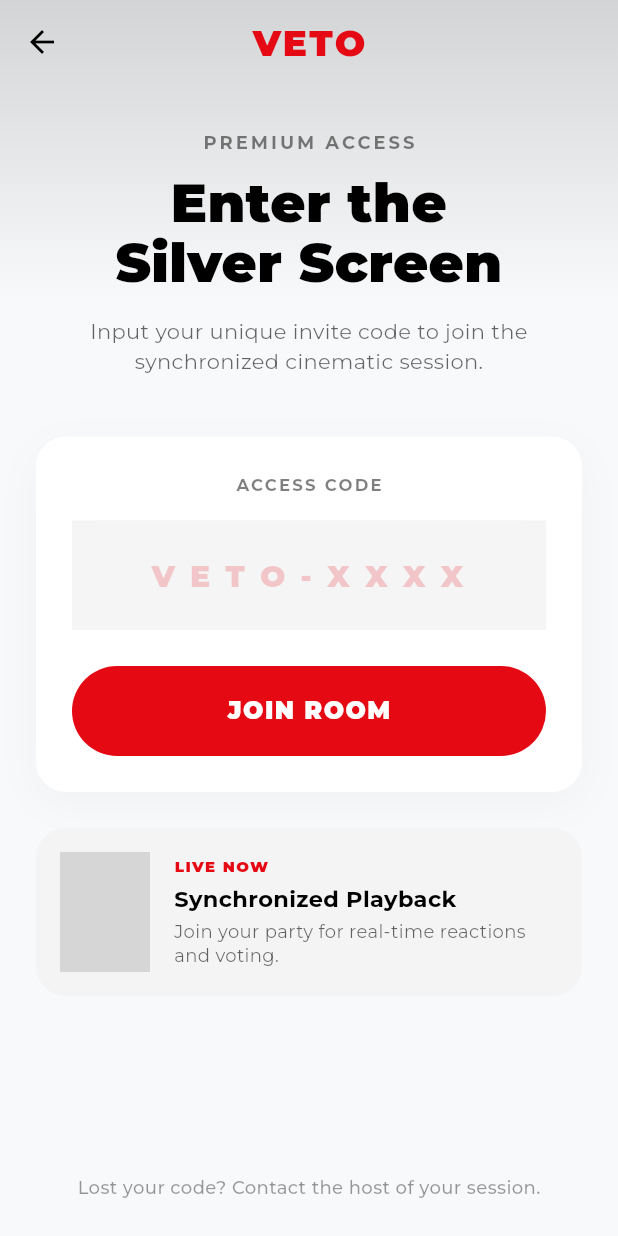
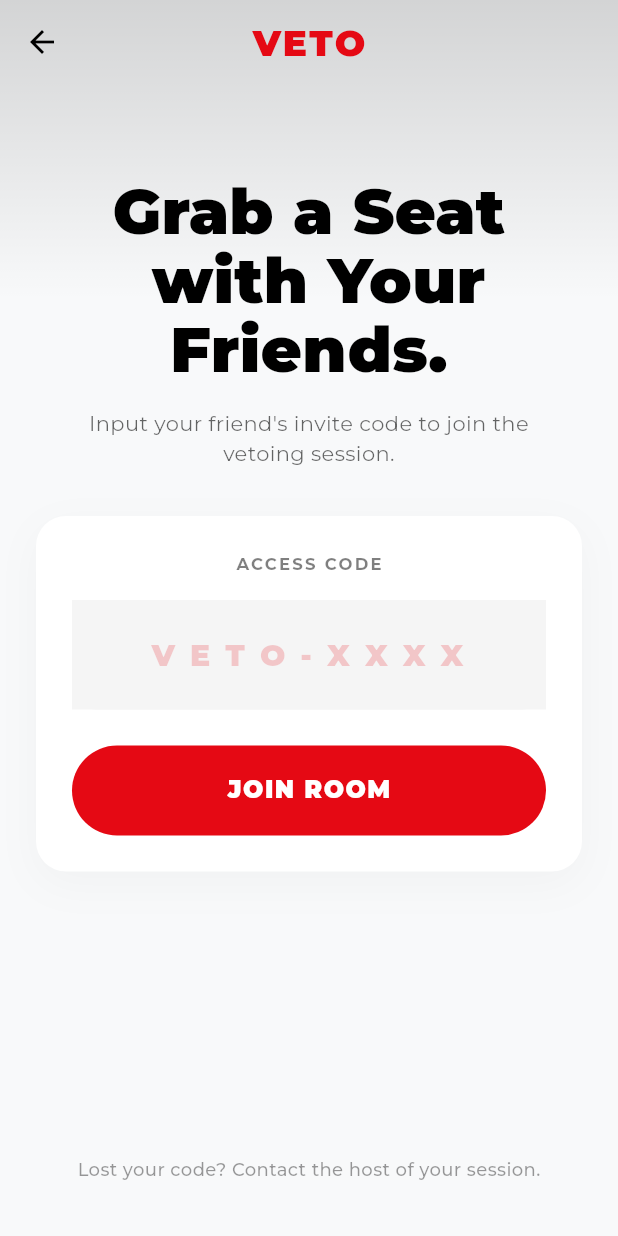
Before and after one commit to vaunnnn/Veto, a Flutter app: the JoinRoomScreen screen opened directly, on a phone screen of 412 x 824 dp. Run offline on Flutter 3.47's test engine with Material 3 defaults, Android fonts, the phone set to English and light mode, and no system bars; our stand-ins replace cloud_firestore, firebase_core, flutter_card_swiper, flutter_dotenv, google_fonts; accounts and stored records are empty; grey boxes are pictures that could not be loaded.

Commit message:
refactor: made text color dynamic and deleted mismatched card

```diff
--- a/lib/features/rooms/screens/join_room_screen.dart
+++ b/lib/features/rooms/screens/join_room_screen.dart
@@ -112,24 +112,16 @@ class _JoinRoomScreenState extends State<JoinRoomScreen> {
                     padding: const EdgeInsets.symmetric(horizontal: 24.0),
                     child: Column(
                       children: [
-                        const SizedBox(height: 30),
+                        // 1. INCREASED SPACING: Lowers the content into a more comfortable "thumb zone"
+                        const SizedBox(height: 50),
 
                         // Header Section
-                        Text(
-                          'PREMIUM ACCESS',
-                          style: TextStyle(
-                            fontSize: 12,
-                            fontWeight: FontWeight.bold,
-                            letterSpacing: 2.0,
-                            color: colorScheme.onSurface.withValues(alpha: 0.5),
-                          ),
-                        ),
                         const SizedBox(height: 12),
                         Text(
-                          'Enter the\nSilver Screen',
+                          'Grab a Seat\n with Your Friends.',
                           textAlign: TextAlign.center,
                           style: TextStyle(
-                            fontSize: 36,
+                            fontSize: 42,
                             fontWeight: FontWeight.w900,
                             height: 1.1,
                             color: colorScheme.onSurface,
@@ -139,7 +131,7 @@ class _JoinRoomScreenState extends State<JoinRoomScreen> {
                         Padding(
                           padding: const EdgeInsets.symmetric(horizontal: 20.0),
                           child: Text(
-                            'Input your unique invite code to join the synchronized cinematic session.',
+                            'Input your friend\'s invite code to join the vetoing session.',
                             textAlign: TextAlign.center,
                             style: TextStyle(
                               fontSize: 14,
@@ -150,7 +142,7 @@ class _JoinRoomScreenState extends State<JoinRoomScreen> {
                             ),
                           ),
                         ),
-                        const SizedBox(height: 40),
+                        const SizedBox(height: 32),
 
                         // Input Card Section
                         Container(
@@ -208,9 +200,10 @@ class _JoinRoomScreenState extends State<JoinRoomScreen> {
                                   decoration: InputDecoration(
                                     hintText: 'V E T O - X X X X',
                                     hintStyle: TextStyle(
-                                      color: colorScheme.primary.withValues(
-                                        alpha: 0.2,
-                                      ),
+                                      // 2. DYNAMIC COLOR: Adapts visibility based on Light/Dark Mode
+                                      color: theme.brightness == Brightness.light
+                                          ? colorScheme.primary.withValues(alpha: 0.2)
+                                          : colorScheme.onSurface.withValues(alpha: 0.4),
                                       fontWeight: FontWeight.w900,
                                       letterSpacing: 2.0,
                                       fontSize: 20,
@@ -262,70 +255,6 @@ class _JoinRoomScreenState extends State<JoinRoomScreen> {
                         ),
 
                         const SizedBox(height: 24),
-
-                        // "Live Now" Promo Card
-                        Container(
-                          padding: const EdgeInsets.all(16),
-                          decoration: BoxDecoration(
-                            color: theme.brightness == Brightness.light
-                                ? const Color(0xFFF4F4F5)
-                                : colorScheme.surfaceContainerHighest,
-                            borderRadius: BorderRadius.circular(20),
-                          ),
-                          child: Row(
-                            children: [
-                              // Movie Poster Thumbnail
-                              ClipRRect(
-                                borderRadius: BorderRadius.circular(12),
-                                child: Image.network(
-                                  'https://images.unsplash.com/photo-1626814026160-2237a95fc5a0?q=80&w=200&auto=format&fit=crop', // Placeholder poster
-                                  width: 60,
-                                  height: 80,
-                                  fit: BoxFit.cover,
-                                ),
-                              ),
-                              const SizedBox(width: 16),
-                              // Promo Text
-                              Expanded(
-                                child: Column(
-                                  crossAxisAlignment: CrossAxisAlignment.start,
-                                  children: [
-                                    Text(
-                                      'LIVE NOW',
-                                      style: TextStyle(
-                                        color: colorScheme.primary,
-                                        fontSize: 10,
-                                        fontWeight: FontWeight.w900,
-                                        letterSpacing: 1.0,
-                                      ),
-                                    ),
-                                    const SizedBox(height: 4),
-                                    Text(
-                                      'Synchronized Playback',
-                                      style: TextStyle(
-                                        color: colorScheme.onSurface,
-                                        fontSize: 15,
-                                        fontWeight: FontWeight.bold,
-                                      ),
-                                    ),
-                                    const SizedBox(height: 4),
-                                    Text(
-                                      'Join your party for real-time reactions and voting.',
-                                      style: TextStyle(
-                                        color: colorScheme.onSurface.withValues(
-                                          alpha: 0.6,
-                                        ),
-                                        fontSize: 12,
-                                        height: 1.3,
-                                      ),
-                                    ),
-                                  ],
-                                ),
-                              ),
-                            ],
-                          ),
-                        ),
-                        const SizedBox(height: 20),
                       ],
                     ),
                   ),
@@ -343,6 +272,7 @@ class _JoinRoomScreenState extends State<JoinRoomScreen> {
                     ),
                   ),
                 ),
+                const SizedBox(height: 12),
               ],
             ),
           ),
--- a/lib/features/rooms/screens/landing_screen.dart
+++ b/lib/features/rooms/screens/landing_screen.dart
@@ -395,19 +395,4 @@ class LandingScreen extends StatelessWidget {
       ),
     );
   }
-
-  // Helper widget for footer text links
-  Widget _buildFooterLink(String text) {
-    return Padding(
-      padding: const EdgeInsets.symmetric(horizontal: 12.0),
-      child: Text(
-        text,
-        style: TextStyle(
-          fontSize: 13,
-          fontWeight: FontWeight.w600,
-          color: Colors.grey.shade600, // Grey looks good on both modes here
-        ),
-      ),
-    );
-  }
 }
```
Also changed, not shown: pubspec.lock.
